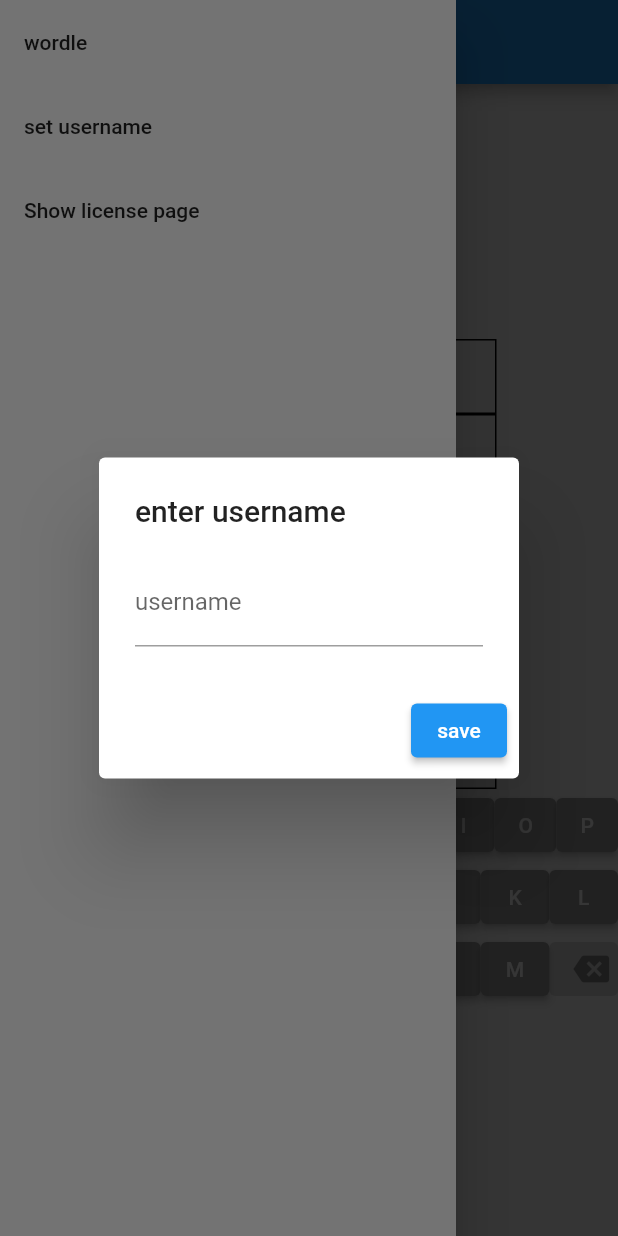
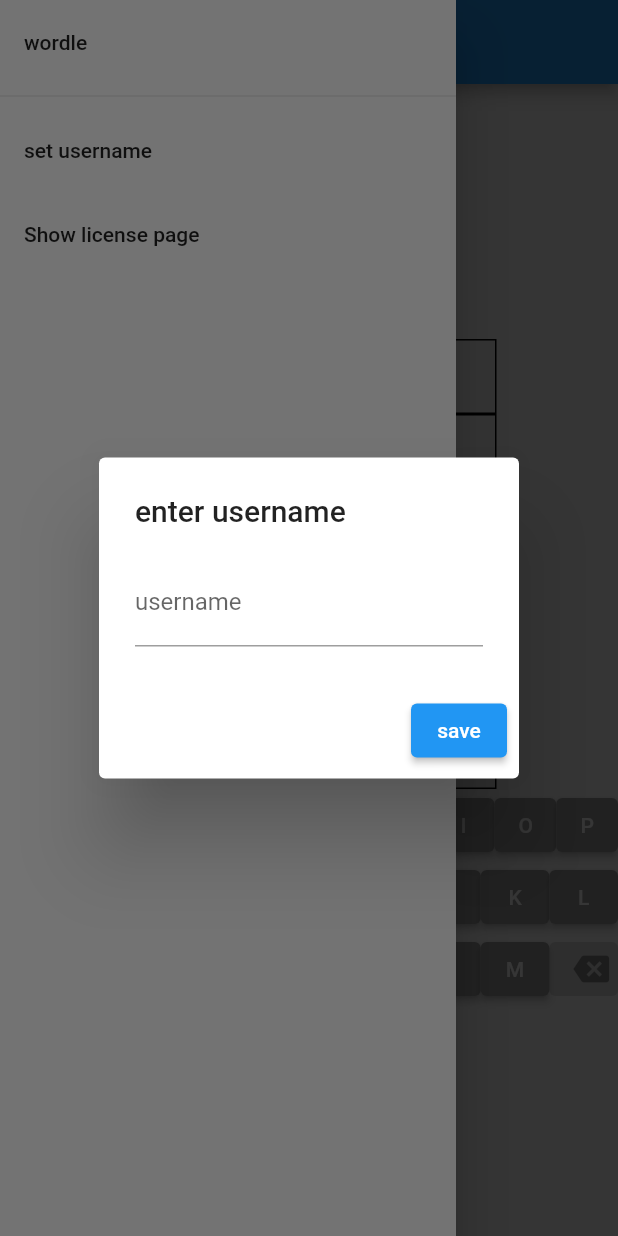
Before and after one commit to tsmedberg/wordle, a Flutter app: the screen it shows after launch, in the side drawer, after a tap on "set username", on a phone screen of 412 x 824 dp. Run offline on Flutter 3.47's test engine with Material 2 defaults, Android fonts, the light colour scheme and no system bars; our stand-ins replace google_fonts, shared_preferences; missing offline and left inert: shared_preferences_web.

Commit message:
scoreboard

```diff
--- a/lib/main.dart
+++ b/lib/main.dart
@@ -10,7 +10,7 @@ void main() async {
   SharedPreferences prefs = await SharedPreferences.getInstance();
   runApp(const MyApp());
   if (prefs.containsKey('username')) {
-    _username = await prefs.getString('username');
+    _username = prefs.getString('username');
     _wordle.username = _username;
   }
 }
@@ -70,7 +70,7 @@ class _MyHomePageState extends State<MyHomePage> {
     // than having to individually change instances of widgets.
     Future<bool> _setUsername(String username) async {
       if (await Web.validateUsername(username)) {
-        print('valid username');
+        //print('valid username');
         SharedPreferences prefs = await SharedPreferences.getInstance();
         await prefs.setString('username', username);
         setState(() {
@@ -80,7 +80,7 @@ class _MyHomePageState extends State<MyHomePage> {
         await Web.createUser(_username!);
         return true;
       } else {
-        print('invalid username');
+        //print('invalid username');
         showDialogEz(
             context: context,
             title: const Text('error'),
@@ -98,16 +98,17 @@ class _MyHomePageState extends State<MyHomePage> {
       drawer: Drawer(
           child: ListView(
         children: [
-          ListTile(
+          const ListTile(
             title: Text('wordle'),
           ),
           if (_username != null)
             ListTile(
-              leading: Text('username:'),
+              leading: const Text('username:'),
               title: Text(_username!),
             ),
+          const Divider(),
           ListTile(
-            title: Text('set username'),
+            title: const Text('set username'),
             onTap: () async {
               return showDialog(
                   context: context,
@@ -141,6 +142,15 @@ class _MyHomePageState extends State<MyHomePage> {
                   });
             },
           ),
+          if (_username != null)
+            ListTile(
+                title: const Text('show scoreboard'),
+                onTap: () async {
+                  return showDialogEz(
+                      context: context,
+                      title: const Text('scoreboard'),
+                      content: await Web.getScoreWidget(_username!));
+                }),
           ListTile(
             title: const Text('Show license page'),
             onTap: () {
@@ -183,8 +193,8 @@ void showLicensePage({
   String? applicationLegalese,
   bool useRootNavigator = false,
 }) {
-  assert(context != null);
-  assert(useRootNavigator != null);
+  /* assert(context != null);
+  assert(useRootNavigator != null); */
   Navigator.of(context, rootNavigator: useRootNavigator)
       .push(MaterialPageRoute<void>(
     builder: (BuildContext context) => LicensePage(
--- a/lib/wordle.dart
+++ b/lib/wordle.dart
@@ -181,7 +181,7 @@ class _WordleWidgetState extends State<WordleWidget> {
           Text("answer: " + widget.wordle.word),
         Text("guesses: " + widget.wordle.guesses.join(", ")),
         if (!widget.wordle.canGuessToday())
-          Text("you can't guess today, try again tomorrow"),
+          const Text("you can't guess today, try again tomorrow"),
         Column(
           mainAxisSize: MainAxisSize.min,
           children: [
```
Also changed, not shown: lib/web.dart (+84 -3 lines), 1 other file.
